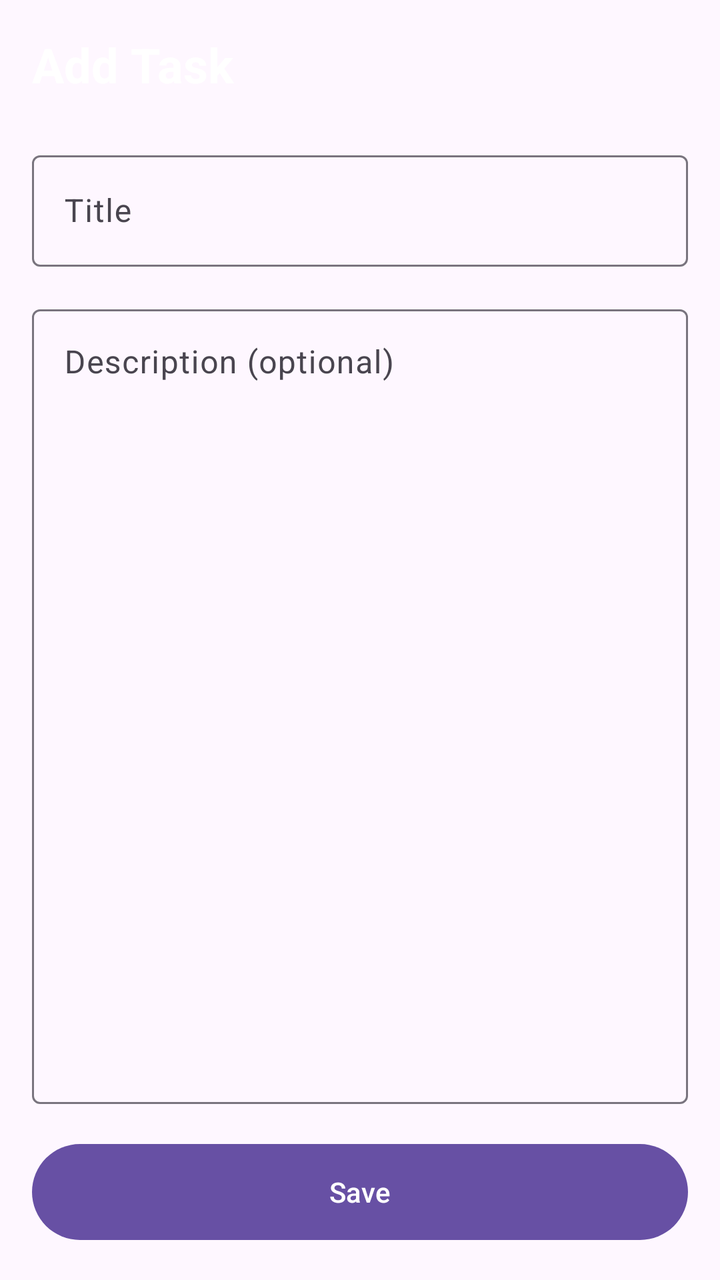
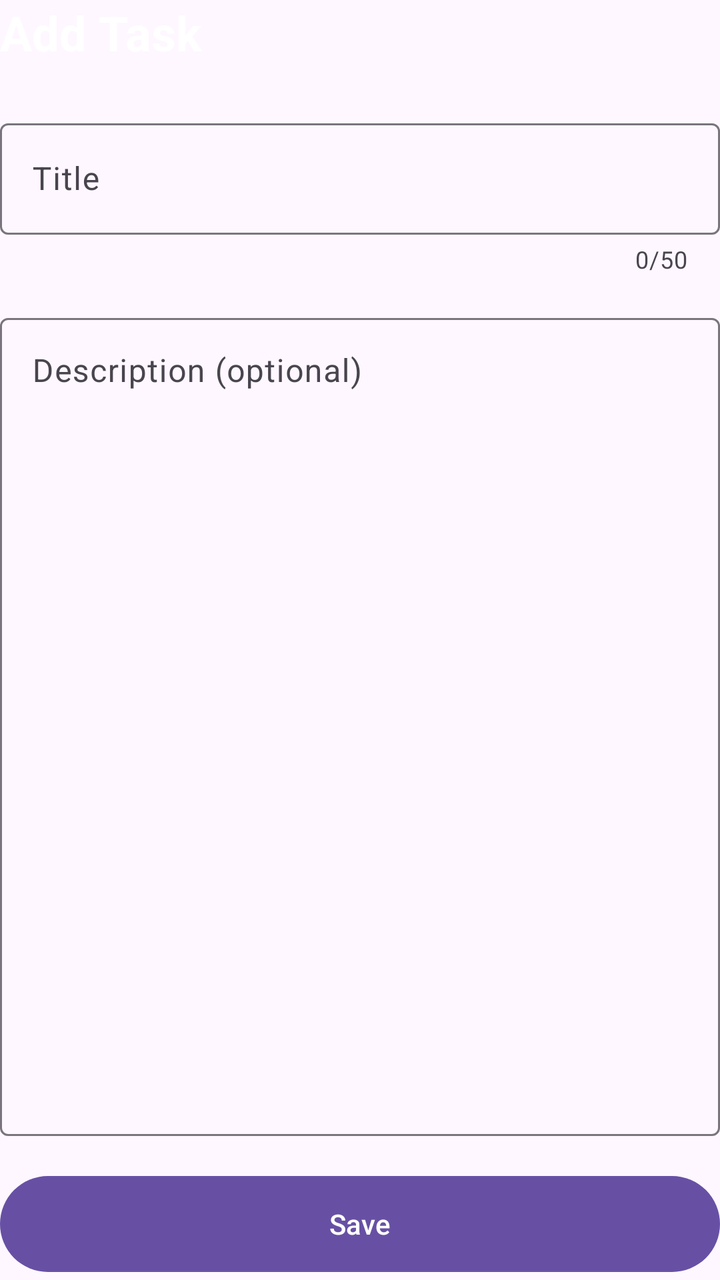

Screens rendered from an Android XML layout before and after an edit, with the pre-edit source and the edit as a unified diff.
<!-- AndroidManifest.xml: application theme Theme.TodoApp -->
<!-- res/layout/fragment_add_todos.xml -->
<?xml version="1.0" encoding="utf-8"?>
<androidx.constraintlayout.widget.ConstraintLayout
    xmlns:android="http://schemas.android.com/apk/res/android"
    xmlns:app="http://schemas.android.com/apk/res-auto"
    android:layout_width="match_parent"
    android:layout_height="match_parent"
    android:padding="16dp">

    <TextView
        android:id="@+id/txtHeader"
        android:layout_width="0dp"
        android:layout_height="wrap_content"
        android:text="Add Task"
        android:textColor="@color/white"
        android:textSize="24sp"
        android:textStyle="bold"
        app:layout_constraintEnd_toEndOf="parent"
        app:layout_constraintStart_toStartOf="parent"
        app:layout_constraintTop_toTopOf="parent" />

    <com.google.android.material.textfield.TextInputLayout
        android:id="@+id/todoTitle"
        style="?attr/textInputOutlinedStyle"
        android:layout_width="0dp"
        android:layout_height="wrap_content"
        android:layout_marginTop="24dp"
        android:hint="Title"
        app:layout_constraintEnd_toEndOf="parent"
        app:layout_constraintStart_toStartOf="parent"
        app:layout_constraintTop_toBottomOf="@id/txtHeader">

        <com.google.android.material.textfield.TextInputEditText
            android:id="@+id/inputTitle"
            android:layout_width="match_parent"
            android:layout_height="wrap_content"
            android:imeOptions="actionNext"
            android:inputType="textCapSentences"
            android:maxLines="1" />
    </com.google.android.material.textfield.TextInputLayout>

    <com.google.android.material.textfield.TextInputLayout
        android:id="@+id/todoDescription"
        style="?attr/textInputOutlinedStyle"
        android:layout_width="0dp"
        android:layout_height="0dp"
        android:layout_marginTop="16dp"
        android:layout_marginBottom="16dp"
        android:hint="Description (optional)"
        app:layout_constraintBottom_toTopOf="@id/btnSave"
        app:layout_constraintEnd_toEndOf="parent"
        app:layout_constraintStart_toStartOf="parent"
        app:layout_constraintTop_toBottomOf="@id/todoTitle">

        <com.google.android.material.textfield.TextInputEditText
            android:id="@+id/inputDescription"
            android:layout_width="match_parent"
            android:layout_height="match_parent"
            android:gravity="top|start"
            android:inputType="textMultiLine|textCapSentences"
            android:scrollbars="vertical" />
    </com.google.android.material.textfield.TextInputLayout>

    <com.google.android.material.button.MaterialButton
        android:id="@+id/btnSave"
        android:layout_width="0dp"
        android:layout_height="56dp"
        android:text="Save"
        app:layout_constraintBottom_toBottomOf="parent"
        app:layout_constraintEnd_toEndOf="parent"
        app:layout_constraintStart_toStartOf="parent" />
</androidx.constraintlayout.widget.ConstraintLayout>
<!-- resources referenced by this layout -->
<resources>
  <color name="white">#FFFFFFFF</color>
  <style name="Theme.TodoApp" parent="Base.Theme.TodoApp" />
  <style name="Base.Theme.TodoApp" parent="Theme.Material3.DayNight.NoActionBar">
          
      </style>
</resources>

<!-- the commit's change to res/layout/fragment_add_todos.xml (unified diff, before → after) -->
@@ -3,8 +3,7 @@
     xmlns:android="http://schemas.android.com/apk/res/android"
     xmlns:app="http://schemas.android.com/apk/res-auto"
     android:layout_width="match_parent"
-    android:layout_height="match_parent"
-    android:padding="16dp">
+    android:layout_height="match_parent">
 
     <TextView
         android:id="@+id/txtHeader"
@@ -25,6 +24,8 @@
         android:layout_height="wrap_content"
         android:layout_marginTop="24dp"
         android:hint="Title"
+        app:counterEnabled="true"
+        app:counterMaxLength="50"
         app:layout_constraintEnd_toEndOf="parent"
         app:layout_constraintStart_toStartOf="parent"
         app:layout_constraintTop_toBottomOf="@id/txtHeader">
@@ -35,6 +36,7 @@
             android:layout_height="wrap_content"
             android:imeOptions="actionNext"
             android:inputType="textCapSentences"
+            android:maxLength="50"
             android:maxLines="1" />
     </com.google.android.material.textfield.TextInputLayout>
 
